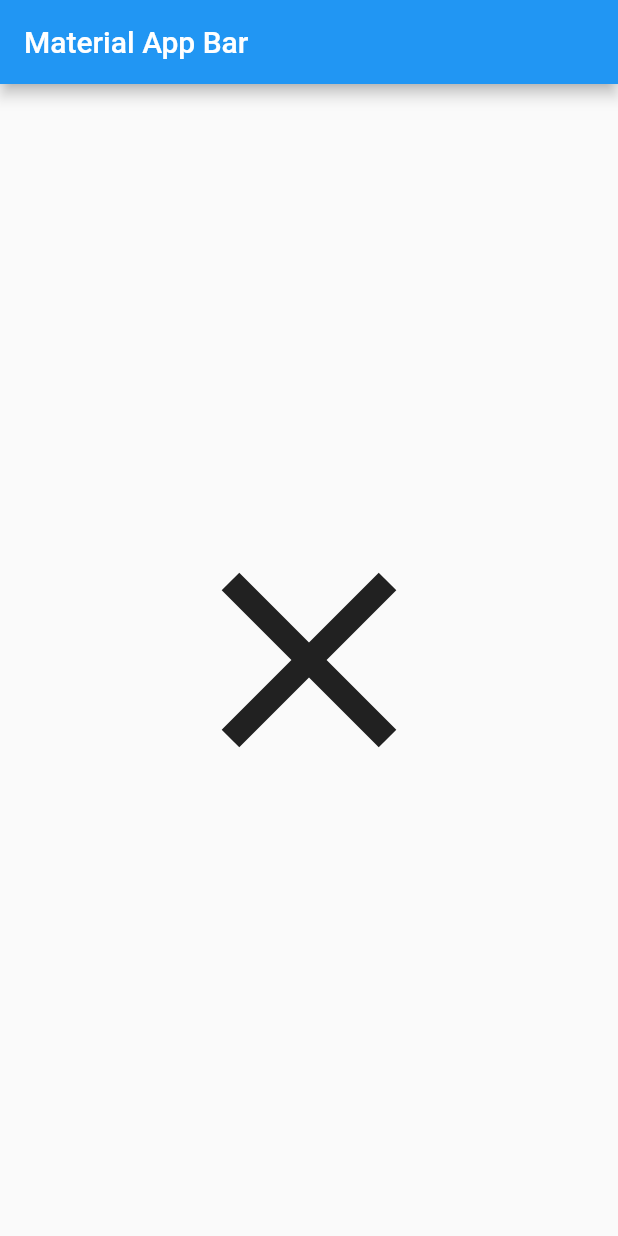
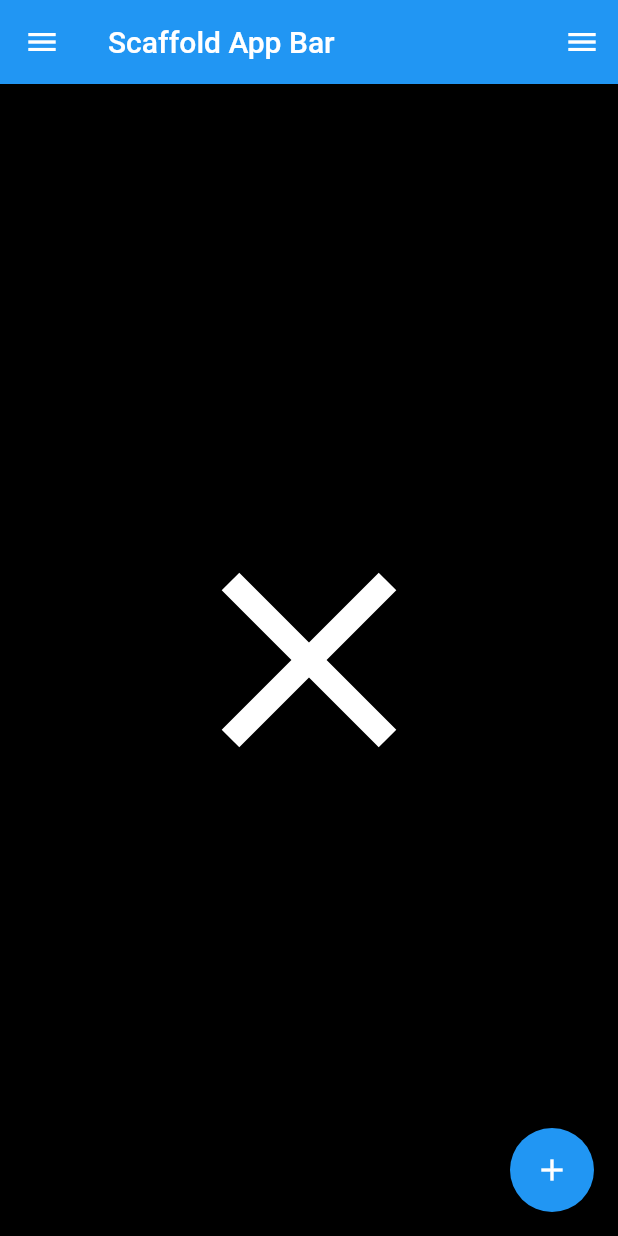
Before and after one commit to rogelio1502/learning-flutter, a Flutter app: the screen it shows after launch, on a phone screen of 412 x 824 dp. Run offline on Flutter 3.47's test engine with Material 2 defaults, Android fonts, the phone set to English and light mode, and no system bars.

Commit message:
scaffold

```diff
--- a/lib/main.dart
+++ b/lib/main.dart
@@ -11,15 +11,25 @@ class MyApp extends StatelessWidget {
       title: 'Material App',
       home: Scaffold(
         appBar: AppBar(
-          title: const Text('Material App Bar'),
+          title: const Text('Scaffold App Bar'),
         ),
         body: Center(
           child: IconButton(
-            icon: const Icon(Icons.close),
+            icon: const Icon(
+              Icons.close,
+              color: Colors.white,
+            ),
             onPressed: () => {print("Hola mundo")},
             iconSize: 200,
           ),
         ),
+        floatingActionButton: FloatingActionButton(
+          child: Icon(Icons.add),
+          onPressed: () {},
+        ),
+        drawer: Drawer(),
+        endDrawer: Drawer(),
+        backgroundColor: Colors.black,
       ),
     );
   }
```
